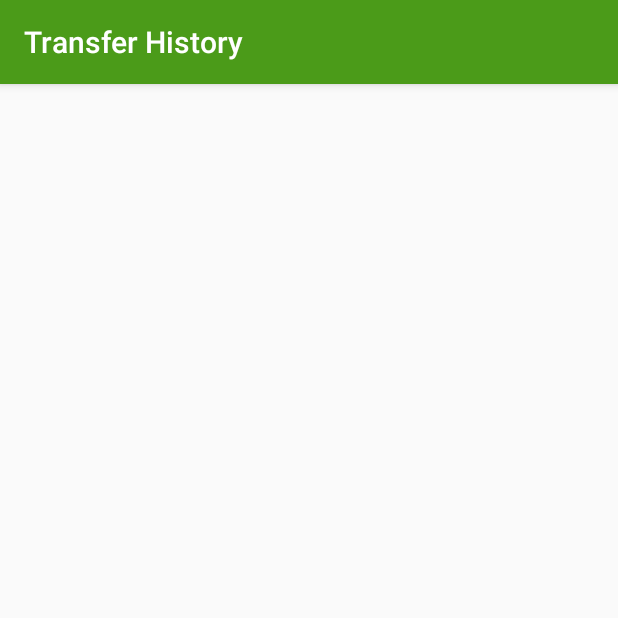
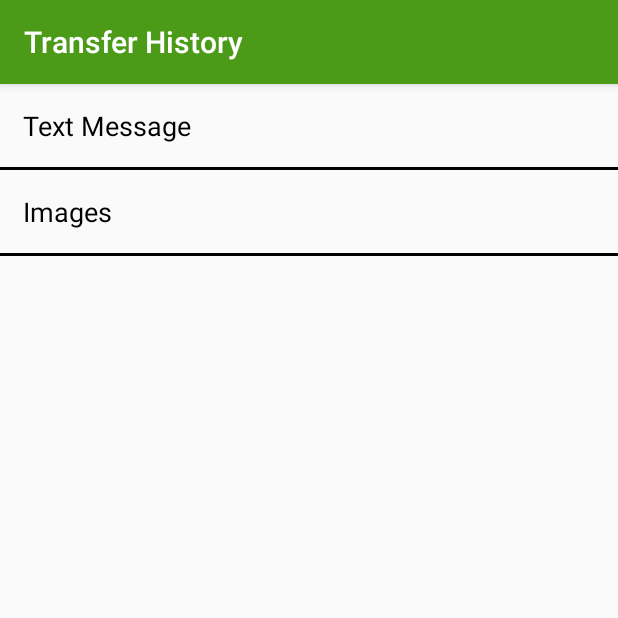
Before and after one commit to amanhack08/Socket-Stream, an Android app: the TransferFileHistoryActivity screen opened directly, with no data from a screen before it, on a phone screen of 412 x 824 dp, the top half of it. Run offline under Robolectric (Android 15) with nearby library versions, the phone set to English and light mode, and no system bars.

Commit message:
add image text view

```diff
--- a/app/src/main/res/layout/transfer_history_activity.xml
+++ b/app/src/main/res/layout/transfer_history_activity.xml
@@ -1,8 +1,34 @@
 <?xml version="1.0" encoding="utf-8"?>
-<androidx.constraintlayout.widget.ConstraintLayout xmlns:android="http://schemas.android.com/apk/res/android"
+<LinearLayout xmlns:android="http://schemas.android.com/apk/res/android"
     android:layout_width="match_parent"
     android:layout_height="match_parent"
+    android:orientation="vertical"
     xmlns:tools="http://schemas.android.com/tools"
     tools:context=".TransferFileHistoryActivity">
 
-</androidx.constraintlayout.widget.ConstraintLayout>
+    <TextView
+        android:id="@+id/receive_text_message_history"
+        android:layout_width="match_parent"
+        android:layout_height="wrap_content"
+        android:text="@string/textHistory"
+        android:textSize="18sp"
+        android:layout_margin="15dp"
+        android:textColor="@android:color/black"/>
+    <View
+        android:layout_width="match_parent"
+        android:layout_height="2dp"
+        android:background="@android:color/black"/>
+    <TextView
+        android:id="@+id/receive_images_history"
+        android:layout_width="match_parent"
+        android:layout_height="wrap_content"
+        android:text="@string/receive_images_activity_label"
+        android:textSize="18sp"
+        android:layout_margin="15dp"
+        android:textColor="@android:color/black"/>
+    <View
+        android:layout_width="match_parent"
+        android:layout_height="2dp"
+        android:background="@android:color/black"/>
+
+</LinearLayout>
```
